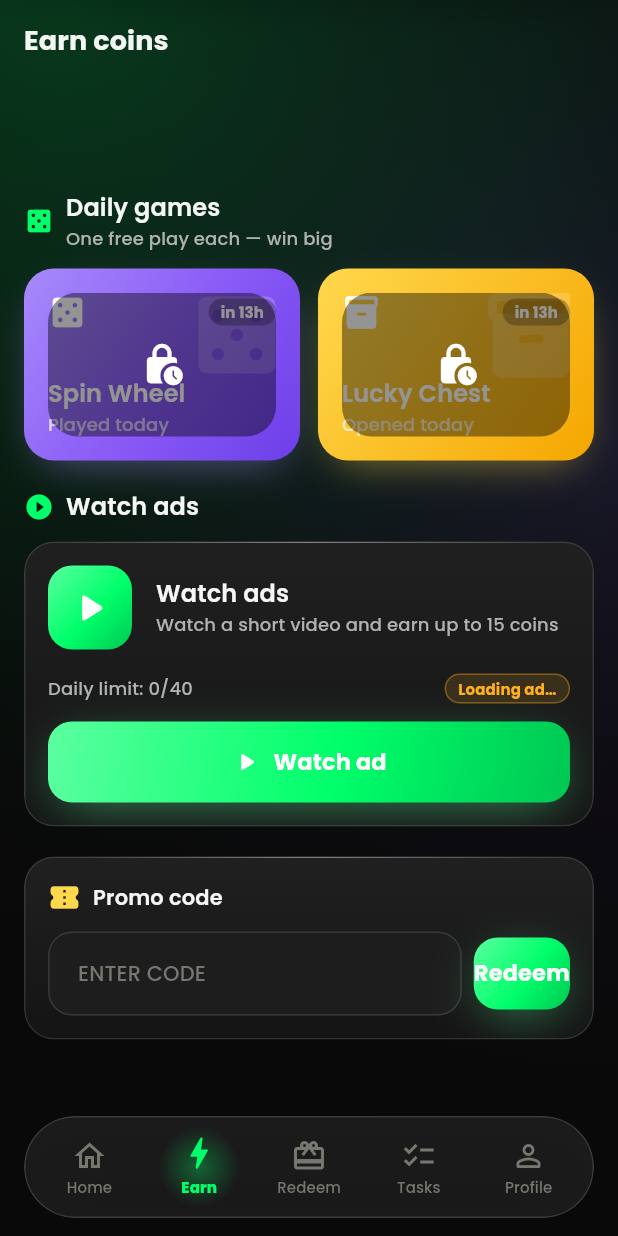
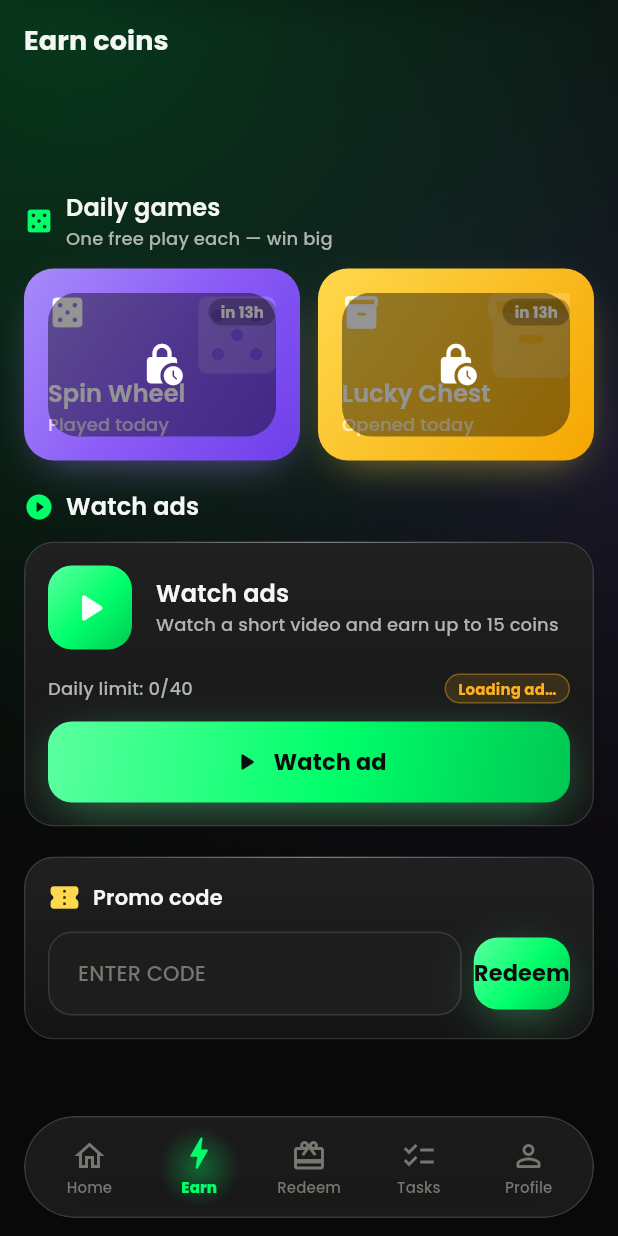
Before and after one commit to DARK7END/Robux-Box, a Flutter app: the screen it shows once a user with an empty profile is signed in, item 2 of the bottom bar chosen, on a phone screen of 412 x 824 dp. Run offline on Flutter 3.47's test engine with Material 3 defaults, Android fonts, the phone set to English and light mode, and no system bars; drawn by our look-alikes of flutter_animate; our stand-ins replace cached_network_image, cloud_firestore, cloud_functions, confetti, connectivity_plus, device_info_plus and 23 more; missing offline and left inert: app_tracking_transparency, firebase_app_check; accounts and stored records are empty; generated files the repository leaves out were written again.

Commit message:
Legible ink on bright fills, app-wide
Fix a systemic contrast problem: primary buttons and filled pills rendered
white text on the neon-green/gold brand fills (~1.4:1 — barely readable).

- GradientButton now derives its label/icon colour from the gradient's mean
  luminance when no colour is set: dark ink on bright fills (green, gold, cyan),
  white on deep fills (purple, red). Fixes ~22 CTAs at once; explicit overrides
  still win.
- StatusPill picks filled-pill ink the same way, so a red/purple status reads
  as clearly as a green tier.

Co-Authored-By: Claude Opus 4.8 <noreply@anthropic.com>
Claude-Session: https://claude.ai/code/session_015ov1H7x4qdQFvVZrwAZ18X

```diff
--- a/lib/core/widgets/gradient_button.dart
+++ b/lib/core/widgets/gradient_button.dart
@@ -23,7 +23,7 @@ class GradientButton extends StatefulWidget {
     this.height = 54,
     this.expand = true,
     this.glow = true,
-    this.foregroundColor = AppColors.white,
+    this.foregroundColor,
   });
 
   final String label;
@@ -35,7 +35,11 @@ class GradientButton extends StatefulWidget {
   final double height;
   final bool expand;
   final bool glow;
-  final Color foregroundColor;
+
+  /// Text/icon colour. When null it is derived from the gradient's brightness
+  /// so labels stay legible on both bright (green/gold → dark ink) and deep
+  /// (purple/red → white ink) fills.
+  final Color? foregroundColor;
 
   @override
   State<GradientButton> createState() => _GradientButtonState();
@@ -52,10 +56,21 @@ class _GradientButtonState extends State<GradientButton> {
     setState(() => _pressed = value);
   }
 
+  /// Legible ink for the current gradient when no explicit colour is given:
+  /// dark on bright fills (green/gold/cyan), white on deep fills (purple/red).
+  Color get _foreground {
+    if (widget.foregroundColor != null) return widget.foregroundColor!;
+    final colors = widget.gradient.colors;
+    final mean = colors.fold<double>(0, (s, c) => s + c.computeLuminance()) /
+        colors.length;
+    return mean > 0.35 ? AppColors.black : AppColors.white;
+  }
+
   @override
   Widget build(BuildContext context) {
+    final fg = _foreground;
     final textStyle = Theme.of(context).textTheme.labelLarge?.copyWith(
-          color: widget.foregroundColor,
+          color: fg,
           fontSize: 15,
         );
 
@@ -80,14 +95,14 @@ class _GradientButtonState extends State<GradientButton> {
               ? PremiumLoader(
                   size: 24,
                   strokeWidth: 2.6,
-                  color: widget.foregroundColor,
+                  color: fg,
                 )
               : Row(
                   mainAxisSize: MainAxisSize.min,
                   mainAxisAlignment: MainAxisAlignment.center,
                   children: [
                     if (widget.icon != null) ...[
-                      Icon(widget.icon, size: 20, color: widget.foregroundColor),
+                      Icon(widget.icon, size: 20, color: fg),
                       const SizedBox(width: AppSpacing.sm),
                     ],
                     Flexible(
--- a/lib/core/widgets/status_pill.dart
+++ b/lib/core/widgets/status_pill.dart
@@ -23,7 +23,11 @@ class StatusPill extends StatelessWidget {
 
   @override
   Widget build(BuildContext context) {
-    final fg = filled ? AppColors.black : color;
+    // On a filled pill, pick legible ink from the fill's brightness (dark on
+    // bright tiers/gold, white on deep red/purple); otherwise use the colour.
+    final fg = filled
+        ? (color.computeLuminance() > 0.35 ? AppColors.black : AppColors.white)
+        : color;
     return Container(
       padding: EdgeInsets.symmetric(
         horizontal: dense ? AppSpacing.sm : AppSpacing.md,
```
